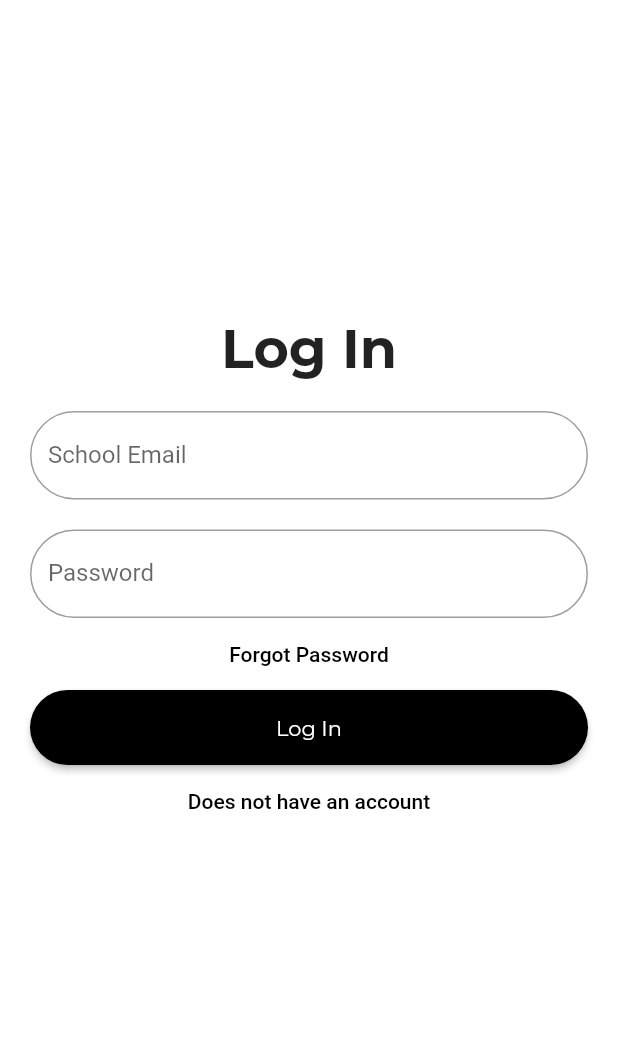
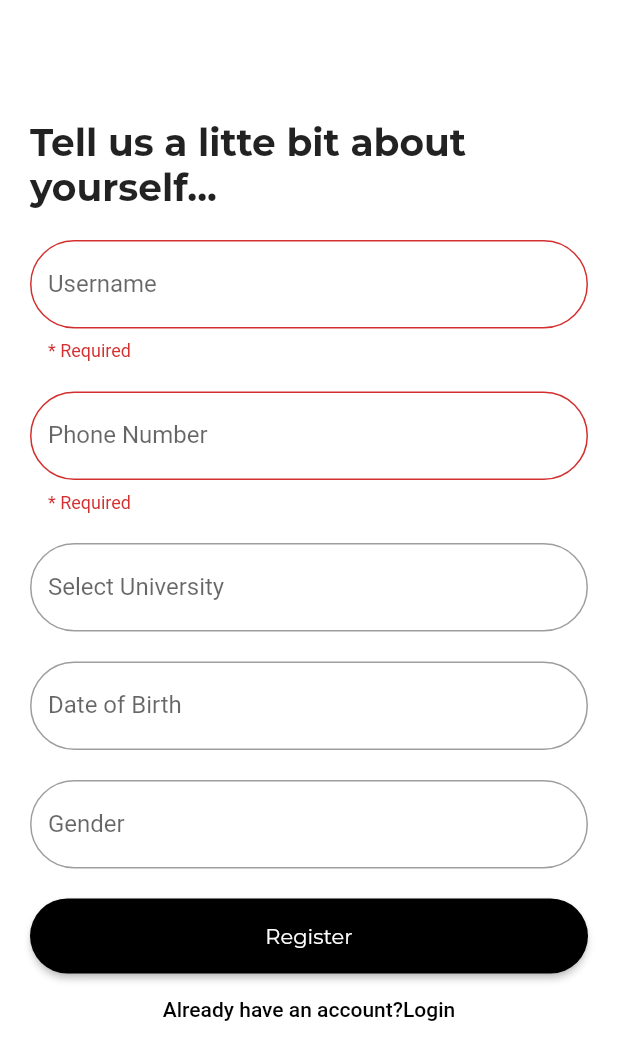
Before and after one commit to radaSpu/radaV2, a Flutter app: the Login screen opened directly, after a tap on "Does not have an account", on a phone screen of 412 x 824 dp. Shown: the top 1060 px of the screen. Run offline on Flutter 3.47's test engine with Material 2 defaults, Android fonts, the phone set to English and light mode, and no system bars; our stand-ins replace another_flushbar, firebase_auth, firebase_core, fluttertoast, form_field_validator, page_transition; accounts and stored records are empty; project files that could hold a hidden picture were left out.

Commit message:
added sign up page

```diff
--- a/lib/screens/login.dart
+++ b/lib/screens/login.dart
@@ -1,7 +1,13 @@
+import 'package:another_flushbar/flushbar.dart';
+import 'package:firebase_auth/firebase_auth.dart';
+import 'package:firebase_core/firebase_core.dart';
 import 'package:flutter/cupertino.dart';
 import 'package:flutter/material.dart';
+import 'package:fluttertoast/fluttertoast.dart';
+import 'package:form_field_validator/form_field_validator.dart';
 import 'package:page_transition/page_transition.dart';
 import 'package:radaspu_2/screens/dashboard.dart';
+import 'package:radaspu_2/screens/sign_up.dart';
 import 'package:radaspu_2/theme.dart';
 
 class Login extends StatefulWidget {
@@ -16,11 +22,29 @@ class _LoginState extends State<Login> {
   TextEditingController emailController = TextEditingController();
   TextEditingController passwordController = TextEditingController();
 
+  final _formKey = GlobalKey<FormState>();
+  bool _passpasswordVisible = true;
+  final FirebaseAuth _firebaseAuth = FirebaseAuth.instance;
+
+
+  @override
+  void dispose() {
+    // Clean up the controller when the widget is disposed.
+    emailController.dispose();
+    passwordController.dispose();
+    super.dispose();
+  }
+
+  bool _showButton = true;
+
   @override
   Widget build(BuildContext context) {
     return new Scaffold(
         backgroundColor: Colors.white,
-    body: Padding(
+        body: Form(
+          autovalidateMode: AutovalidateMode.always,
+          key: _formKey,
+          child: Padding(
               padding: const EdgeInsets.fromLTRB(10, 200, 10, 0),
               child: ListView(
                   children: <Widget>[
@@ -38,7 +62,7 @@ class _LoginState extends State<Login> {
                     ),
                     Container(
                       padding: const EdgeInsets.all(10),
-              child: TextField(
+                      child: TextFormField(
                           controller: emailController,
                           decoration: InputDecoration(
                             border: OutlineInputBorder(
@@ -46,11 +70,15 @@ class _LoginState extends State<Login> {
                             ),
                             labelText: 'School Email',
                           ),
+                          validator: MultiValidator([
+                            RequiredValidator(errorText: "* Required"),
+                            EmailValidator(errorText: "Enter valid email id"),
+                          ])
                       ),
                     ),
                     Container(
                       padding: const EdgeInsets.fromLTRB(10, 10, 10, 0),
-              child: TextField(
+                      child: TextFormField(
                           obscureText: true,
                           controller: passwordController,
                           decoration: InputDecoration(
@@ -59,6 +87,14 @@ class _LoginState extends State<Login> {
                             ),
                             labelText: 'Password',
                           ),
+                          validator: MultiValidator([
+                            RequiredValidator(errorText: "* Required"),
+                            MinLengthValidator(6,
+                                errorText: "Password should be atleast 6 characters"),
+                            MaxLengthValidator(15,
+                                errorText:
+                                "Password should not be greater than 15 characters")
+                          ])
                       ),
                     ),
                     TextButton(
@@ -76,25 +112,33 @@ class _LoginState extends State<Login> {
                             style: TextStyle(color: Colors.white,
                                 fontFamily: 'Montserrat')),
                         style: ButtonStyle(
-                        shape: MaterialStateProperty.all<RoundedRectangleBorder>(
+                            shape: MaterialStateProperty.all<
+                                RoundedRectangleBorder>(
                                 RoundedRectangleBorder(
                                     borderRadius: BorderRadius.circular(30.0),
                                     side: BorderSide(color: AppColours.black)
                                 )
                             ),
-                        backgroundColor: MaterialStateProperty.all(Colors.black),
-                    minimumSize: MaterialStateProperty.all(Size(60,60))
+                            backgroundColor: MaterialStateProperty.all(
+                                Colors.black),
+                            minimumSize: MaterialStateProperty.all(Size(60, 60))
                         ),
                         onPressed: () {
-                    Navigator.of(context).push(PageTransition(
-                        type: PageTransitionType.leftToRightWithFade, child: Dashboard()));
+                          if (_formKey.currentState!.validate()) {
+                            signInUser(emailController.text.trim(),
+                                passwordController.text.trim());
+                            print("Validated");
+                          } else {
+                            print("Not Validated");
+                          }
                         },
                       ),
 
                     ),
                     TextButton(
                         onPressed: () {
-                //forgot password screen
+                          Navigator.of(context).pushReplacement(
+                              MaterialPageRoute(builder: (context) => SignUpScreen()));
                         },
                         child: const Text('Does not have an account',
                           style: TextStyle(color: Colors.black),)
@@ -102,7 +146,89 @@ class _LoginState extends State<Login> {
 
                   ]
               )
+          ),
         )
     );
   }
+
+  Future<void> signInUser(String email, String password) async {
+    try {
+      var result = await _firebaseAuth.signInWithEmailAndPassword(
+          email: email.trim(), password: password.trim());
+      var user = result.user;
+
+      if (user != null) {
+        await Navigator.pushReplacement(
+          context,
+          MaterialPageRoute(builder: (context) => Dashboard()),
+        );
       }
+    }
+    on FirebaseAuthException catch (e) {
+      if (e.code == "user-not-found") {
+        Flushbar(
+          title: "Login Failed",
+          message: "User does not exist",
+          icon: Icon(
+            Icons.error_outline,
+            color: Colors.white,
+            size: 30,
+          ),
+          duration: Duration(seconds: 3),
+          isDismissible: false,
+        )
+          ..show(context);
+      }
+      else if (e.code == "user-disabled"){
+        Flushbar(
+          title: "Login Failed",
+          message: "User has been disabled",
+          icon: Icon(
+            Icons.error_outline,
+            color: Colors.white,
+            size: 30,
+          ),
+          duration: Duration(seconds: 3),
+          isDismissible: false,
+        )
+          ..show(context);
+      }
+      else if (e.code == "wrong-password") {
+    Flushbar(
+    title: "Login Failed",
+    message: "You entered the wrong password",
+    duration: Duration(seconds: 3),
+    isDismissible: true,
+    flushbarPosition: FlushbarPosition.TOP,
+    icon: Icon(
+    Icons.error_outline,
+    color: Colors.white,
+    size: 30,
+    ),
+    backgroundColor: Colors.redAccent,
+    )
+    ..show(context);
+
+
+    }
+      else if (e.code == "invalid-email") {
+    Flushbar(
+    title: "Login Failed",
+    message: "You entered an invalid email",
+    duration: Duration(seconds: 3),
+    isDismissible: true,
+    flushbarPosition: FlushbarPosition.TOP,
+    icon: Icon(
+    Icons.error_outline,
+    color: Colors.white,
+    size: 30,
+    ),
+    backgroundColor: Colors.redAccent,
+    )
+    ..show(context);
+
+    }
+  }
+
+    }
+}
--- /dev/null
+++ b/lib/screens/sign_up.dart
@@ -0,0 +1,206 @@
+import 'package:flutter/cupertino.dart';
+import 'package:flutter/material.dart';
+import 'package:form_field_validator/form_field_validator.dart';
+import 'package:radaspu_2/screens/login.dart';
+
+
+import '../theme.dart';
+
+class SignUpScreen extends StatefulWidget {
+  const SignUpScreen({Key? key}) : super(key: key);
+
+  @override
+  _SignUpScreenState createState() => _SignUpScreenState();
+}
+
+class _SignUpScreenState extends State<SignUpScreen> {
+
+  TextEditingController usernameController = TextEditingController();
+  TextEditingController phoneController = TextEditingController();
+  TextEditingController universityController = TextEditingController();
+  TextEditingController dobController = TextEditingController();
+  TextEditingController genderController = TextEditingController();
+
+  DateTime selectedDate = DateTime.now();
+
+  final _formKey = GlobalKey<FormState>();
+  @override
+  Widget build(BuildContext context) {
+    return new Scaffold(
+        backgroundColor: Colors.white,
+        body: Form(
+          autovalidateMode: AutovalidateMode.always,
+          key: _formKey,
+          child: Padding(
+              padding: const EdgeInsets.fromLTRB(10, 70, 10, 0),
+              child: ListView(
+                  children: <Widget>[
+
+                    Container(
+                      alignment: Alignment.center,
+                      padding: const EdgeInsets.all(10),
+                      child: const Text(
+                        'Tell us a litte bit about yourself...',
+                        style: TextStyle(
+                            fontSize: 25,
+                            fontWeight: FontWeight.w600,
+                            fontFamily: 'Montserrat'),
+                      ),
+                    ),
+                    Container(
+                      padding: const EdgeInsets.all(10),
+                      child: TextFormField(
+                          controller: usernameController,
+                          decoration: InputDecoration(
+                            border: OutlineInputBorder(
+                              borderRadius: BorderRadius.circular(30.0),
+                            ),
+                            labelText: 'Username',
+                          ),
+                          validator: MultiValidator([
+                            RequiredValidator(errorText: "* Required")
+                          ])
+                      ),
+                    ),
+                    Container(
+                      padding: const EdgeInsets.fromLTRB(10, 10, 10, 0),
+                      child: TextFormField(
+                          obscureText: true,
+                          controller: phoneController,
+                          decoration: InputDecoration(
+                            border: OutlineInputBorder(
+                              borderRadius: BorderRadius.circular(30.0),
+                            ),
+                            labelText: 'Phone Number',
+                          ),
+                          validator: MultiValidator([
+                            RequiredValidator(errorText: "* Required"),
+                          ])
+                      ),
+                    ),
+                    Container(
+                      padding: const EdgeInsets.fromLTRB(10, 20, 10, 0),
+                      child: TextFormField(
+                        obscureText: true,
+                        controller: universityController,
+                        decoration: InputDecoration(
+                          border: OutlineInputBorder(
+                            borderRadius: BorderRadius.circular(30.0),
+                          ),
+                          labelText: 'Select University',
+                        ),
+                      ),
+                    ),
+                    Container(
+                      padding: const EdgeInsets.fromLTRB(10, 20, 10, 0),
+                      child: InkWell(
+                        onTap: () {
+                          _selectDate(context);   // Call Function that has showDatePicker()
+                        },
+                        child: IgnorePointer(
+                          child: TextFormField(
+                            obscureText: true,
+                            controller: dobController,
+                            decoration: InputDecoration(
+                              border: OutlineInputBorder(
+                                borderRadius: BorderRadius.circular(30.0),
+                              ),
+                              labelText: 'Date of Birth',
+                            ),
+                          ),
+                        ),
+                      ),
+                    ),
+                    Container(
+                      padding: const EdgeInsets.fromLTRB(10, 20, 10, 0),
+                      child: TextFormField(
+                        obscureText: true,
+                        controller: genderController,
+                        decoration: InputDecoration(
+                          border: OutlineInputBorder(
+                            borderRadius: BorderRadius.circular(30.0),
+                          ),
+                          labelText: 'Gender',
+                        ),
+                      ),
+                    ),
+                    Container(
+                      height: 70,
+                      padding: const EdgeInsets.fromLTRB(10, 20, 10, 0),
+                      child: ElevatedButton(
+                        child: const Text('Register',
+                            style: TextStyle(color: Colors.white,
+                                fontFamily: 'Montserrat')),
+                        style: ButtonStyle(
+                            shape: MaterialStateProperty.all<
+                                RoundedRectangleBorder>(
+                                RoundedRectangleBorder(
+                                    borderRadius: BorderRadius.circular(30.0),
+                                    side: BorderSide(color: AppColours.black)
+                                )
+                            ),
+                            backgroundColor: MaterialStateProperty.all(
+                                Colors.black),
+                            minimumSize: MaterialStateProperty.all(Size(80, 80))
+                        ),
+                        onPressed: () {
+                          if (_formKey.currentState!.validate()) {
+                            print("Validated");
+                          } else {
+                            print("Not Validated");
+                          }
+                        },
+                      ),
+
+                    ),
+                    TextButton(
+                        onPressed: () {
+                          Navigator.of(context).pushReplacement(
+                              MaterialPageRoute(builder: (context) => Login()));
+                        },
+                        child: const Text('Already have an account?Login',
+                          style: TextStyle(color: Colors.black),)
+                    ),
+
+                  ]
+              )
+          ),
+        )
+    );
+  }
+
+  _selectDate(BuildContext context) async {
+    final DateTime? selected = await showDatePicker(
+      context: context,
+      initialDate: selectedDate,
+      firstDate: DateTime(1970),
+      lastDate: selectedDate,
+    );
+    if (selected != null && selected != selectedDate)
+      setState(() {
+        selectedDate = selected;
+      });
+  }
+}
+
+// void storeToMysql(String userid) async {
+//   //Mysql Part Start
+//   http.Response response = await http
+//       .post('http://rada.uonbi.ac.ke/radaweb/api/api/user/signup', headers: {
+//     "Accept": "application/json"
+//   }, body: {
+//     "user_id": userid,
+//     "name": widget.name,
+//     "dob": DateTime.now().toString(),
+//     "image": "user_image",
+//     "account_status": "1",
+//     "email": widget.email,
+//     "campus_id": widget.campus,
+//     "joined": DateTime.now().toString(),
+//     "phone_id":
+//     "SCVBSCBW8E8R9EWRF8R8FUSDJSKVPOXDBUR8EREBVUDFYEUREFYRREUREFHBD8E89E",
+//     "phone": widget.phone.toString(),
+//     "gender": _dropDownValue2.toString(),
+//     "mentorship_status": "false"
+//   });
+// }
--- a/lib/screens/splashscreen.dart
+++ b/lib/screens/splashscreen.dart
@@ -2,6 +2,7 @@ import 'package:flutter/cupertino.dart';
 import 'package:flutter/material.dart';
 import 'package:page_transition/page_transition.dart';
 import 'package:radaspu_2/screens/login.dart';
+import 'package:radaspu_2/screens/studentauth.dart';
 import 'package:radaspu_2/theme.dart';
 
 
@@ -81,8 +82,8 @@ class _SplashScreenState extends State<SplashScreen> {
                     minimumSize: MaterialStateProperty.all(Size(60,60))
                   ),
                   onPressed: () {
-                    // print(nameController.text);
-                    // print(passwordController.text);
+                    Navigator.of(context).pushReplacement(
+                        MaterialPageRoute(builder: (context) => StudentAuth()));
                   },
                 ),
 
```
Also changed, not shown: lib/main.dart (+7 -2 lines), lib/screens/VerifyScreen.dart (added, +79 -0 lines), lib/screens/studentauth.dart (+198 -0 lines), lib/utils/validator.dart (added, +18 -0 lines), pubspec.yaml (+6 -1 lines), pubspec.lock, 7 other files. Lines whose indentation alone changed are shown as unchanged.
